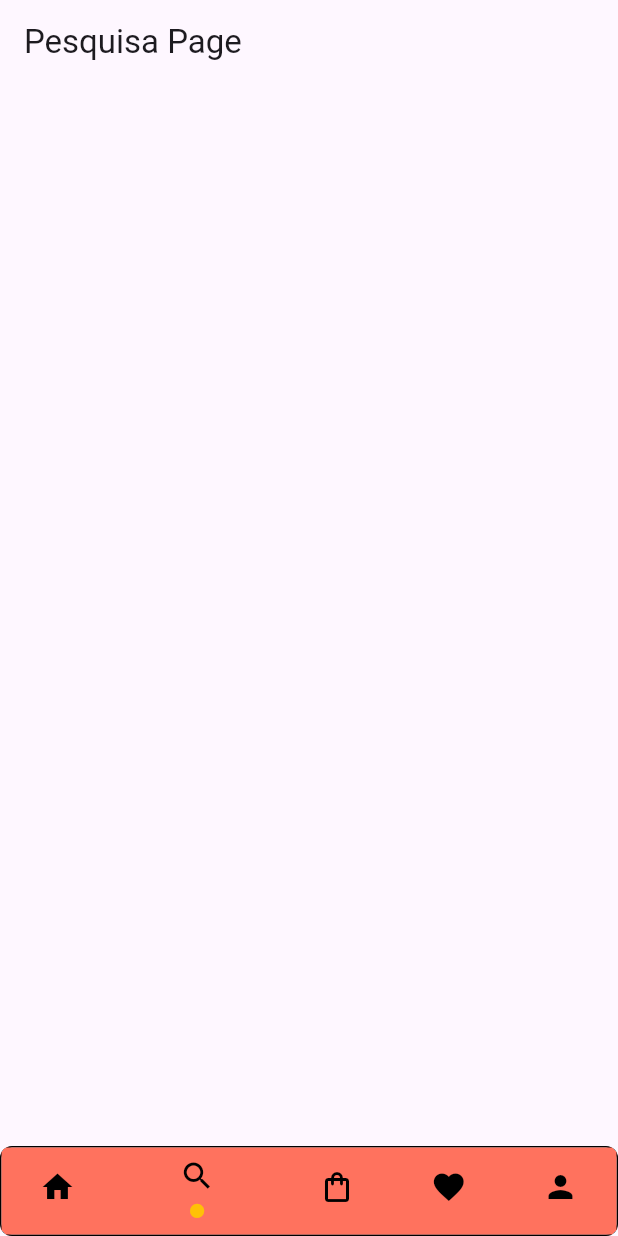
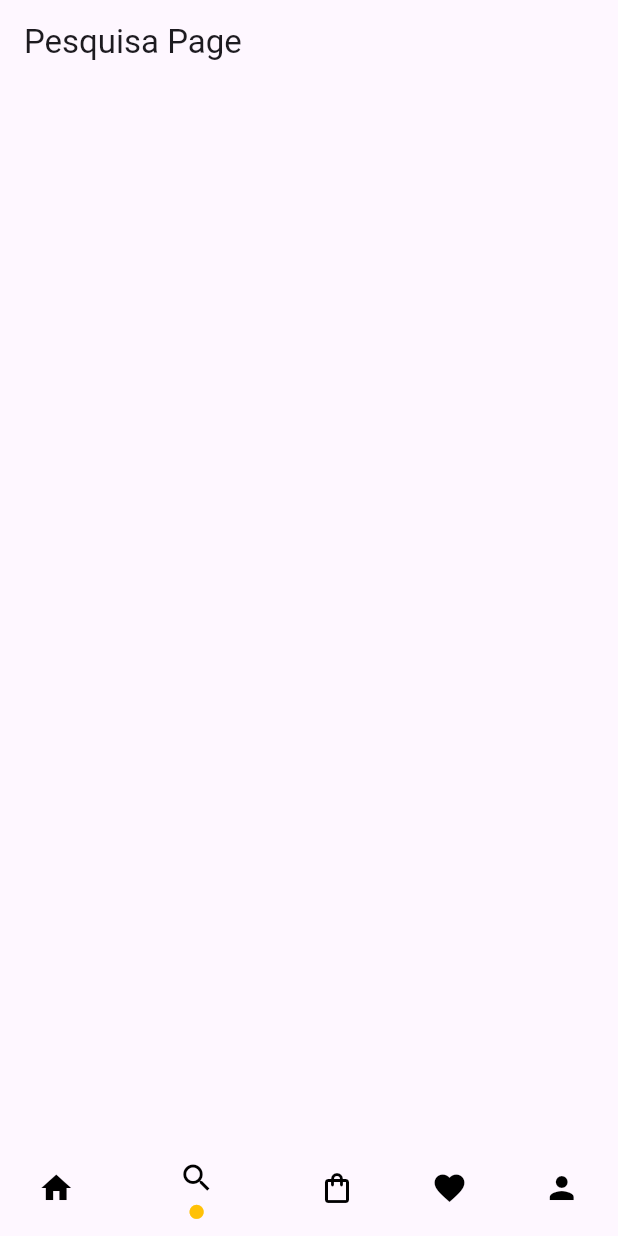
Before and after one commit to MottoMottoBR/superfood, a Flutter app: the screen it shows after launch, swiped to page 2, on a phone screen of 412 x 824 dp. Run offline on Flutter 3.47's test engine with Material 3 defaults, Android fonts, the phone set to English and light mode, and no system bars; our stand-ins replace google_fonts, smooth_page_indicator.

Commit message:
removido a cor de fundo

```diff
--- a/lib/pages/home_naviga.dart
+++ b/lib/pages/home_naviga.dart
@@ -2,7 +2,6 @@ import 'package:flutter/material.dart';
 import 'package:superfood/pages/home_page.dart';
 import 'package:superfood/pages/pages_controller/carrinho_page.dart';
 import 'package:superfood/pages/pages_controller/favoritos_page.dart';
-
 import 'package:superfood/pages/pages_controller/pesquisa_page.dart';
 import 'package:superfood/styles_patterns/app_colors.dart';
 
@@ -20,7 +19,6 @@ class _HomeNavigaState extends State<HomeNaviga> {
   @override
   void initState() {
     paginaControle = PageController(initialPage: paginaAtual);
-
     super.initState();
   }
 
@@ -47,17 +45,16 @@ class _HomeNavigaState extends State<HomeNaviga> {
       bottomNavigationBar: Container(
         clipBehavior: Clip.hardEdge,
         decoration: BoxDecoration(
-            shape: BoxShape.rectangle,
-            borderRadius: BorderRadius.circular(8),
-            border: Border.all()),
+          //  shape: BoxShape.rectangle,
+          borderRadius: BorderRadius.circular(8),
+          // border: Border.all(),
+        ),
         child: BottomNavigationBar(
-          backgroundColor: AppColors.orange,
           selectedItemColor: Colors.amber,
           unselectedItemColor: Colors.transparent,
           currentIndex: paginaAtual,
           items: const [
             BottomNavigationBarItem(
-                backgroundColor: AppColors.orange,
                 icon: Icon(
                   Icons.home,
                   color: AppColors.black,
@@ -91,7 +88,7 @@ class _HomeNavigaState extends State<HomeNaviga> {
           onTap: (pagina) {
             paginaControle.animateToPage(pagina,
                 duration: const Duration(milliseconds: 400),
-                curve: Curves.ease);
+                curve: Curves.decelerate);
           },
         ),
       ),
```
